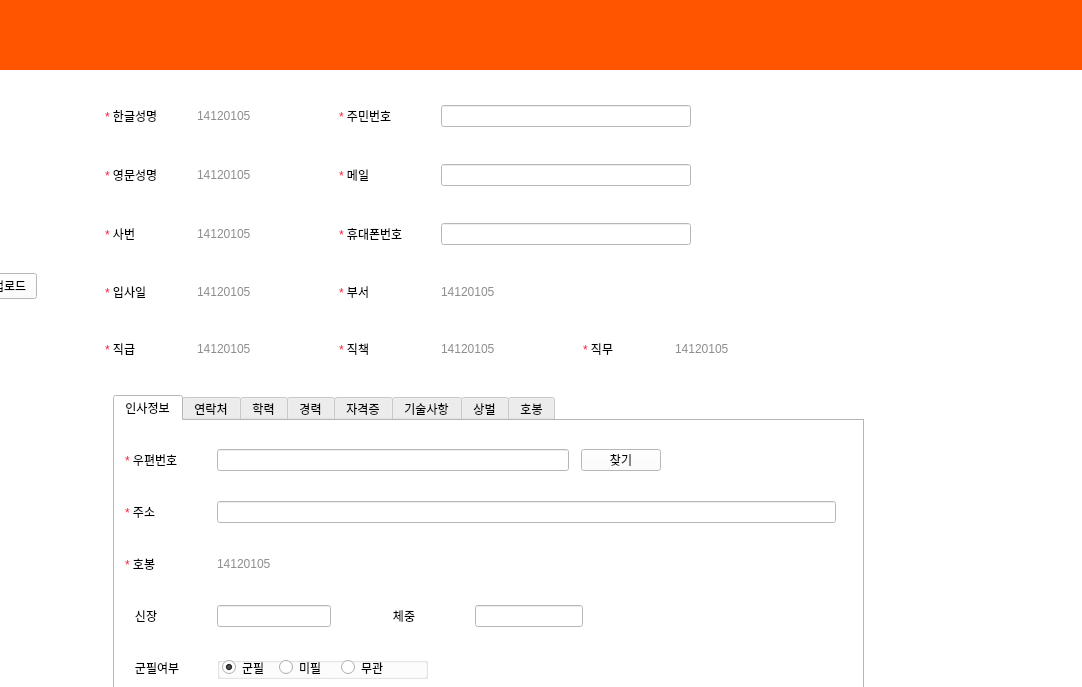
First picture: the form in emp_edit.ui, repository hyeona-jeong/HRIS, before the edit; both pictures show x 175 to 1257 and y 0 to 687 of the 1257 by 920 pixel window.
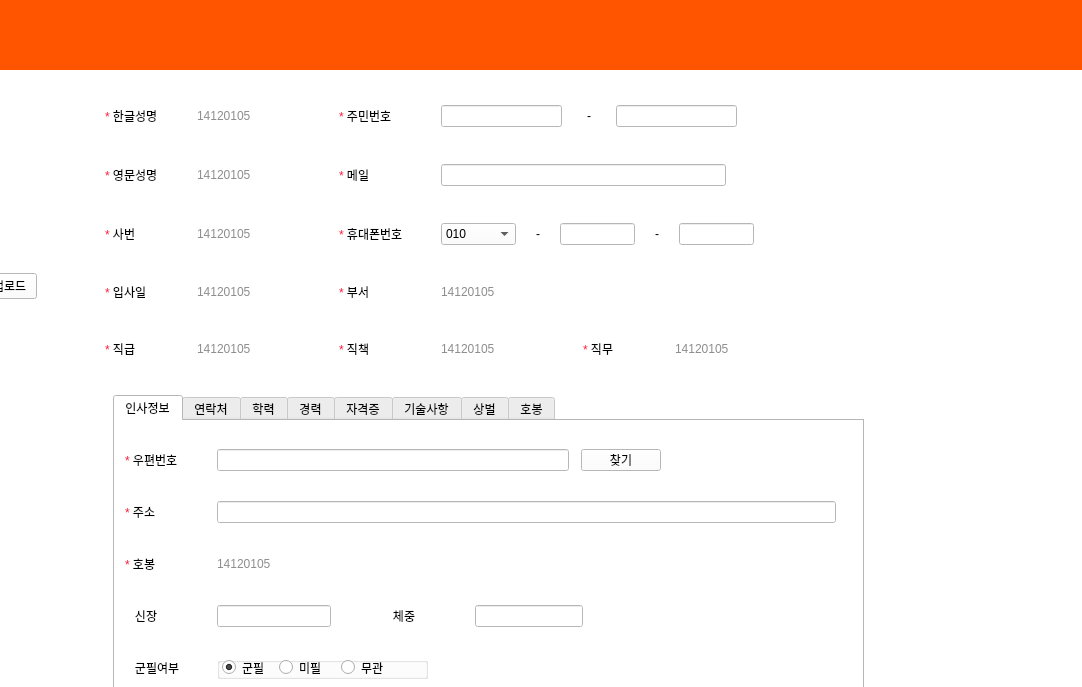
Second picture: the form after the edit. Icons and pictures are not drawn.

Diff of the .ui file:
```diff
--- a/emp_edit.ui
+++ b/emp_edit.ui
@@ -636,7 +636,7 @@
           <number>12</number>
          </property>
          <item>
-          <layout class="QHBoxLayout" name="horizontalLayout" stretch="1,0,0,0,0,0">
+          <layout class="QHBoxLayout" name="horizontalLayout" stretch="1,0,0,0,0,0,0,0">
            <item>
             <widget class="QLabel" name="namekr_label">
              <property name="sizePolicy">
@@ -748,13 +748,63 @@
              </property>
              <property name="minimumSize">
               <size>
-               <width>250</width>
-               <height>0</height>
+               <width>121</width>
+               <height>22</height>
               </size>
              </property>
              <property name="maximumSize">
               <size>
-               <width>200</width>
+               <width>121</width>
+               <height>22</height>
+              </size>
+             </property>
+            </widget>
+           </item>
+           <item>
+            <widget class="QLabel" name="personnum_label_2">
+             <property name="sizePolicy">
+              <sizepolicy hsizetype="Minimum" vsizetype="Ignored">
+               <horstretch>0</horstretch>
+               <verstretch>0</verstretch>
+              </sizepolicy>
+             </property>
+             <property name="minimumSize">
+              <size>
+               <width>30</width>
+               <height>22</height>
+              </size>
+             </property>
+             <property name="maximumSize">
+              <size>
+               <width>30</width>
+               <height>22</height>
+              </size>
+             </property>
+             <property name="text">
+              <string>&lt;html&gt;&lt;head/&gt;&lt;body&gt;&lt;p align=&quot;center&quot;&gt;-&lt;/p&gt;&lt;/body&gt;&lt;/html&gt;</string>
+             </property>
+             <property name="alignment">
+              <set>Qt::AlignLeading|Qt::AlignLeft|Qt::AlignVCenter</set>
+             </property>
+            </widget>
+           </item>
+           <item>
+            <widget class="QLineEdit" name="regnum_lineEdit2">
+             <property name="sizePolicy">
+              <sizepolicy hsizetype="Minimum" vsizetype="Ignored">
+               <horstretch>0</horstretch>
+               <verstretch>0</verstretch>
+              </sizepolicy>
+             </property>
+             <property name="minimumSize">
+              <size>
+               <width>121</width>
+               <height>22</height>
+              </size>
+             </property>
+             <property name="maximumSize">
+              <size>
+               <width>121</width>
                <height>22</height>
               </size>
              </property>
@@ -888,13 +938,13 @@
              </property>
              <property name="minimumSize">
               <size>
-               <width>250</width>
-               <height>0</height>
+               <width>285</width>
+               <height>22</height>
               </size>
              </property>
              <property name="maximumSize">
               <size>
-               <width>200</width>
+               <width>285</width>
                <height>22</height>
               </size>
              </property>
@@ -916,7 +966,7 @@
           </layout>
          </item>
          <item>
-          <layout class="QHBoxLayout" name="horizontalLayout_3" stretch="0,0,0,0,0,0">
+          <layout class="QHBoxLayout" name="horizontalLayout_3" stretch="0,0,0,0,0,0,0,0,0,0">
            <item>
             <widget class="QLabel" name="Emp_Number_label">
              <property name="sizePolicy">
@@ -1023,7 +1073,73 @@
             </widget>
            </item>
            <item>
-            <widget class="QLineEdit" name="phone_lineEdit">
+            <widget class="QComboBox" name="phone_combo">
+             <property name="minimumSize">
+              <size>
+               <width>75</width>
+               <height>22</height>
+              </size>
+             </property>
+             <property name="maximumSize">
+              <size>
+               <width>75</width>
+               <height>22</height>
+              </size>
+             </property>
+             <item>
+              <property name="text">
+               <string>010</string>
+              </property>
+             </item>
+             <item>
+              <property name="text">
+               <string>011</string>
+              </property>
+             </item>
+             <item>
+              <property name="text">
+               <string>012</string>
+              </property>
+             </item>
+             <item>
+              <property name="text">
+               <string>013</string>
+              </property>
+             </item>
+             <item>
+              <property name="text">
+               <string>014</string>
+              </property>
+             </item>
+             <item>
+              <property name="text">
+               <string>015</string>
+              </property>
+             </item>
+             <item>
+              <property name="text">
+               <string>016</string>
+              </property>
+             </item>
+             <item>
+              <property name="text">
+               <string>017</string>
+              </property>
+             </item>
+             <item>
+              <property name="text">
+               <string>018</string>
+              </property>
+             </item>
+             <item>
+              <property name="text">
+               <string>019</string>
+              </property>
+             </item>
+            </widget>
+           </item>
+           <item>
+            <widget class="QLabel" name="personnum_label_4">
              <property name="sizePolicy">
               <sizepolicy hsizetype="Minimum" vsizetype="Ignored">
                <horstretch>0</horstretch>
@@ -1032,13 +1148,91 @@
              </property>
              <property name="minimumSize">
               <size>
-               <width>250</width>
-               <height>0</height>
+               <width>20</width>
+               <height>22</height>
               </size>
              </property>
              <property name="maximumSize">
               <size>
-               <width>200</width>
+               <width>20</width>
+               <height>22</height>
+              </size>
+             </property>
+             <property name="text">
+              <string>&lt;html&gt;&lt;head/&gt;&lt;body&gt;&lt;p align=&quot;center&quot;&gt;-&lt;/p&gt;&lt;/body&gt;&lt;/html&gt;</string>
+             </property>
+             <property name="alignment">
+              <set>Qt::AlignLeading|Qt::AlignLeft|Qt::AlignVCenter</set>
+             </property>
+            </widget>
+           </item>
+           <item>
+            <widget class="QLineEdit" name="phone_lineEdit2">
+             <property name="sizePolicy">
+              <sizepolicy hsizetype="Minimum" vsizetype="Ignored">
+               <horstretch>0</horstretch>
+               <verstretch>0</verstretch>
+              </sizepolicy>
+             </property>
+             <property name="minimumSize">
+              <size>
+               <width>75</width>
+               <height>22</height>
+              </size>
+             </property>
+             <property name="maximumSize">
+              <size>
+               <width>75</width>
+               <height>22</height>
+              </size>
+             </property>
+            </widget>
+           </item>
+           <item>
+            <widget class="QLabel" name="personnum_label_3">
+             <property name="sizePolicy">
+              <sizepolicy hsizetype="Minimum" vsizetype="Ignored">
+               <horstretch>0</horstretch>
+               <verstretch>0</verstretch>
+              </sizepolicy>
+             </property>
+             <property name="minimumSize">
+              <size>
+               <width>20</width>
+               <height>22</height>
+              </size>
+             </property>
+             <property name="maximumSize">
+              <size>
+               <width>20</width>
+               <height>22</height>
+              </size>
+             </property>
+             <property name="text">
+              <string>&lt;html&gt;&lt;head/&gt;&lt;body&gt;&lt;p align=&quot;center&quot;&gt;-&lt;/p&gt;&lt;/body&gt;&lt;/html&gt;</string>
+             </property>
+             <property name="alignment">
+              <set>Qt::AlignLeading|Qt::AlignLeft|Qt::AlignVCenter</set>
+             </property>
+            </widget>
+           </item>
+           <item>
+            <widget class="QLineEdit" name="phone_lineEdit3">
+             <property name="sizePolicy">
+              <sizepolicy hsizetype="Minimum" vsizetype="Ignored">
+               <horstretch>0</horstretch>
+               <verstretch>0</verstretch>
+              </sizepolicy>
+             </property>
+             <property name="minimumSize">
+              <size>
+               <width>75</width>
+               <height>22</height>
+              </size>
+             </property>
+             <property name="maximumSize">
+              <size>
+               <width>75</width>
                <height>22</height>
               </size>
              </property>
@@ -1781,7 +1975,7 @@
                 </widget>
                </item>
                <item>
-                <widget class="QLineEdit" name="weight_lineEdit">
+                <widget class="QLineEdit" name="height_lineEdit">
                  <property name="sizePolicy">
                   <sizepolicy hsizetype="Minimum" vsizetype="Ignored">
                    <horstretch>0</horstretch>
@@ -1847,7 +2041,7 @@
                 </widget>
                </item>
                <item>
-                <widget class="QLineEdit" name="height_lineEdit">
+                <widget class="QLineEdit" name="weight_lineEdit">
                  <property name="sizePolicy">
                   <sizepolicy hsizetype="Minimum" vsizetype="Ignored">
                    <horstretch>0</horstretch>
```
Left out of the diff: 6 changed lines with no effect on the pictures.
